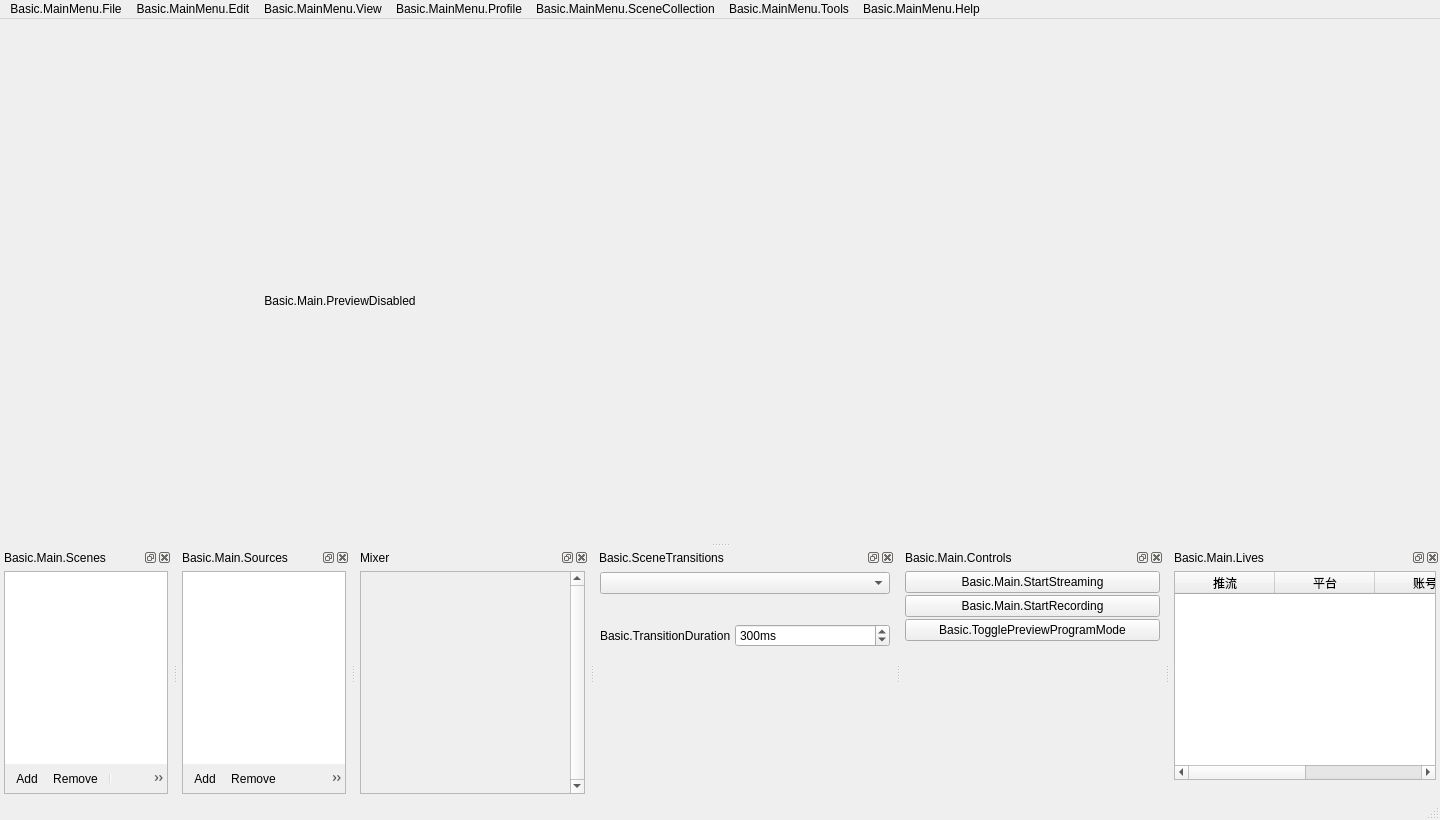
The window that UI/forms/OBSBasic.ui (gechangli/obs-studio) describes before a commit, drawn with Qt 5.
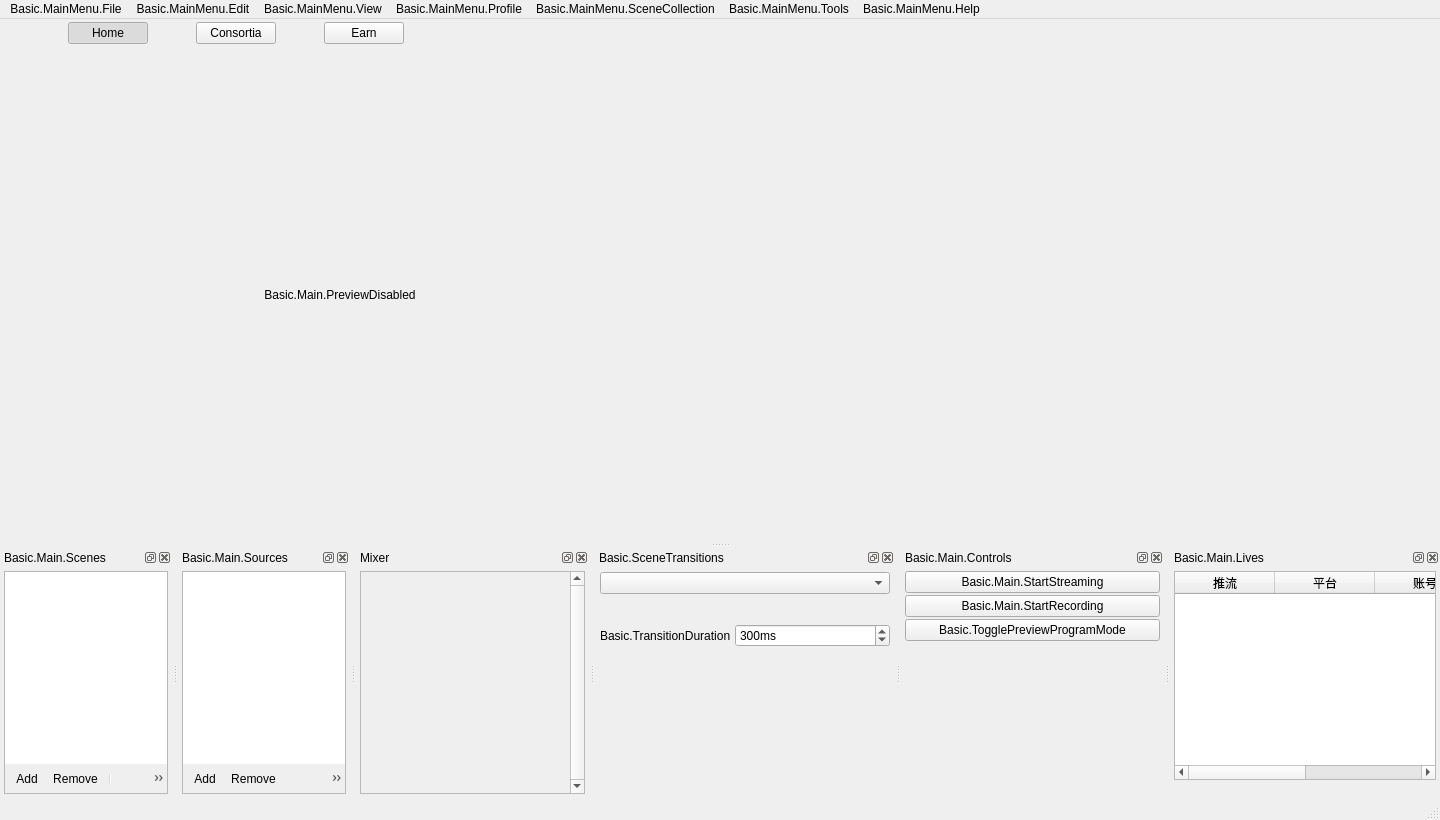
The same window after the commit. Icons and pictures are not drawn. Custom widgets are drawn as their Qt base class.

Patch:
```diff
--- a/UI/forms/OBSBasic.ui
+++ b/UI/forms/OBSBasic.ui
@@ -35,6 +35,9 @@
   </property>
   <widget class="QWidget" name="centralwidget">
    <layout class="QVBoxLayout" name="verticalLayout">
+    <property name="spacing">
+     <number>0</number>
+    </property>
     <property name="leftMargin">
      <number>0</number>
     </property>
@@ -67,6 +70,219 @@
         <height>38</height>
        </size>
       </property>
+      <layout class="QVBoxLayout" name="verticalLayout_9">
+       <property name="spacing">
+        <number>0</number>
+       </property>
+       <property name="leftMargin">
+        <number>0</number>
+       </property>
+       <property name="topMargin">
+        <number>0</number>
+       </property>
+       <property name="rightMargin">
+        <number>0</number>
+       </property>
+       <property name="bottomMargin">
+        <number>0</number>
+       </property>
+       <item>
+        <widget class="QWidget" name="labelBar" native="true">
+         <property name="sizePolicy">
+          <sizepolicy hsizetype="Expanding" vsizetype="Preferred">
+           <horstretch>0</horstretch>
+           <verstretch>0</verstretch>
+          </sizepolicy>
+         </property>
+         <layout class="QHBoxLayout" name="horizontalLayout">
+          <property name="spacing">
+           <number>0</number>
+          </property>
+          <property name="leftMargin">
+           <number>0</number>
+          </property>
+          <property name="topMargin">
+           <number>0</number>
+          </property>
+          <property name="rightMargin">
+           <number>0</number>
+          </property>
+          <property name="bottomMargin">
+           <number>0</number>
+          </property>
+          <item>
+           <spacer name="horizontalSpacer_4">
+            <property name="orientation">
+             <enum>Qt::Horizontal</enum>
+            </property>
+            <property name="sizeType">
+             <enum>QSizePolicy::Fixed</enum>
+            </property>
+            <property name="sizeHint" stdset="0">
+             <size>
+              <width>68</width>
+              <height>20</height>
+             </size>
+            </property>
+           </spacer>
+          </item>
+          <item>
+           <widget class="QPushButton" name="homeTab">
+            <property name="text">
+             <string>Home</string>
+            </property>
+            <property name="checkable">
+             <bool>true</bool>
+            </property>
+            <property name="checked">
+             <bool>true</bool>
+            </property>
+           </widget>
+          </item>
+          <item>
+           <spacer name="horizontalSpacer_5">
+            <property name="orientation">
+             <enum>Qt::Horizontal</enum>
+            </property>
+            <property name="sizeType">
+             <enum>QSizePolicy::Fixed</enum>
+            </property>
+            <property name="sizeHint" stdset="0">
+             <size>
+              <width>48</width>
+              <height>20</height>
+             </size>
+            </property>
+           </spacer>
+          </item>
+          <item>
+           <widget class="QPushButton" name="consortiaTab">
+            <property name="text">
+             <string>Consortia</string>
+            </property>
+            <property name="checkable">
+             <bool>true</bool>
+            </property>
+           </widget>
+          </item>
+          <item>
+           <spacer name="horizontalSpacer_6">
+            <property name="orientation">
+             <enum>Qt::Horizontal</enum>
+            </property>
+            <property name="sizeType">
+             <enum>QSizePolicy::Fixed</enum>
+            </property>
+            <property name="sizeHint" stdset="0">
+             <size>
+              <width>48</width>
+              <height>20</height>
+             </size>
+            </property>
+           </spacer>
+          </item>
+          <item>
+           <widget class="QPushButton" name="earnTab">
+            <property name="text">
+             <string>Earn</string>
+            </property>
+            <property name="checkable">
+             <bool>true</bool>
+            </property>
+           </widget>
+          </item>
+          <item>
+           <spacer name="horizontalSpacer_2">
+            <property name="orientation">
+             <enum>Qt::Horizontal</enum>
+            </property>
+            <property name="sizeHint" stdset="0">
+             <size>
+              <width>40</width>
+              <height>20</height>
+             </size>
+            </property>
+           </spacer>
+          </item>
+         </layout>
+        </widget>
+       </item>
+       <item>
+        <widget class="QWidget" name="arrowBar" native="true">
+         <property name="minimumSize">
+          <size>
+           <width>0</width>
+           <height>10</height>
+          </size>
+         </property>
+         <property name="maximumSize">
+          <size>
+           <width>16777215</width>
+           <height>10</height>
+          </size>
+         </property>
+         <layout class="QHBoxLayout" name="horizontalLayout_5">
+          <property name="spacing">
+           <number>0</number>
+          </property>
+          <property name="leftMargin">
+           <number>0</number>
+          </property>
+          <property name="topMargin">
+           <number>0</number>
+          </property>
+          <property name="rightMargin">
+           <number>0</number>
+          </property>
+          <property name="bottomMargin">
+           <number>0</number>
+          </property>
+          <item>
+           <spacer name="arrowSpacer">
+            <property name="orientation">
+             <enum>Qt::Horizontal</enum>
+            </property>
+            <property name="sizeType">
+             <enum>QSizePolicy::Fixed</enum>
+            </property>
+            <property name="sizeHint" stdset="0">
+             <size>
+              <width>70</width>
+              <height>20</height>
+             </size>
+            </property>
+           </spacer>
+          </item>
+          <item>
+           <widget class="QLabel" name="activeArrow">
+            <property name="text">
+             <string/>
+            </property>
+            <property name="pixmap">
+             <pixmap resource="obs.qrc">:/res/images/tab_arrow.png</pixmap>
+            </property>
+            <property name="alignment">
+             <set>Qt::AlignBottom|Qt::AlignLeading|Qt::AlignLeft</set>
+            </property>
+           </widget>
+          </item>
+          <item>
+           <spacer name="horizontalSpacer_3">
+            <property name="orientation">
+             <enum>Qt::Horizontal</enum>
+            </property>
+            <property name="sizeHint" stdset="0">
+             <size>
+              <width>40</width>
+              <height>20</height>
+             </size>
+            </property>
+           </spacer>
+          </item>
+         </layout>
+        </widget>
+       </item>
+      </layout>
      </widget>
     </item>
     <item>
```
